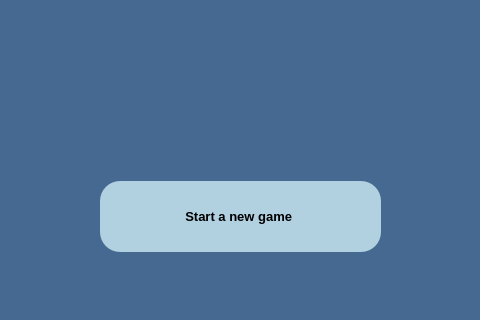
shaahinfaezi/Monopoly, file Monopoly/mainwindow.ui: the form before one commit; both pictures show x 280 to 760 and y 449 to 769 of the 1007 by 769 pixel window.
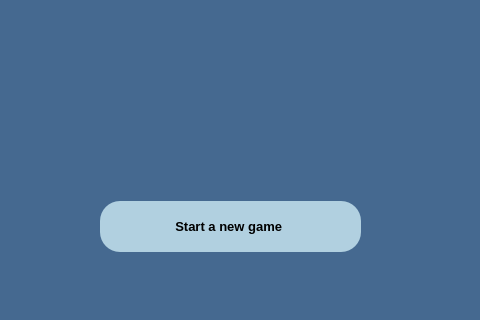
The form after the commit.

```diff
--- a/Monopoly/mainwindow.ui
+++ b/Monopoly/mainwindow.ui
@@ -85,9 +85,9 @@
     <property name="geometry">
      <rect>
       <x>380</x>
-      <y>630</y>
-      <width>281</width>
-      <height>71</height>
+      <y>650</y>
+      <width>261</width>
+      <height>51</height>
      </rect>
     </property>
     <property name="font">
```
